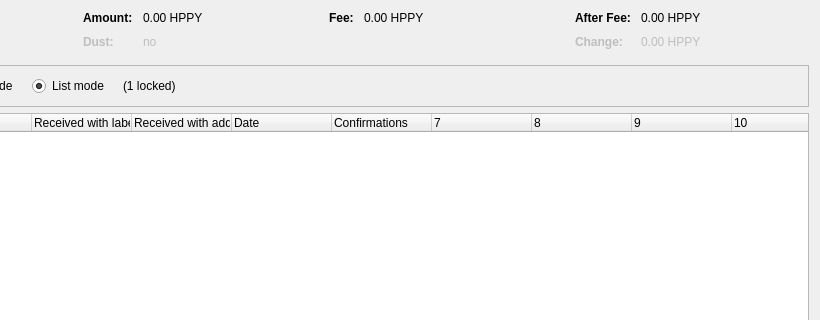
Above: src/qt/forms/coincontroldialog.ui from TriangleEarth/TES before the change; both pictures show x 180 to 1000 and y 0 to 320 of the 1000 by 500 pixel window. Below: the same form after it.
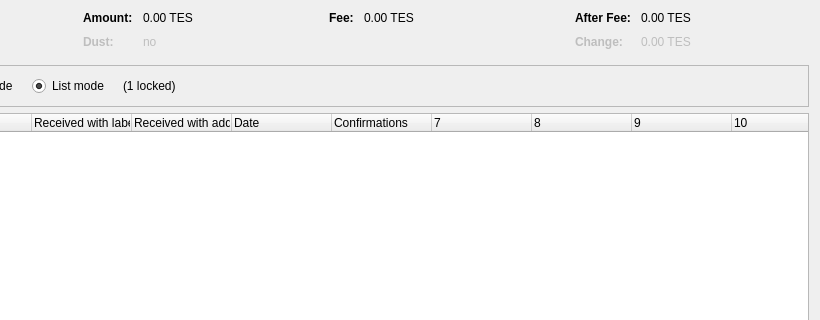
That is the form after the change. Custom widgets are drawn as their Qt base class.

The edit to the form file:
```diff
--- a/src/qt/forms/coincontroldialog.ui
+++ b/src/qt/forms/coincontroldialog.ui
@@ -132,7 +132,7 @@
           <enum>Qt::ActionsContextMenu</enum>
          </property>
          <property name="text">
-          <string notr="true">0.00 HPPY</string>
+          <string notr="true">0.00 TES</string>
          </property>
          <property name="textInteractionFlags">
           <set>Qt::LinksAccessibleByMouse|Qt::TextSelectableByKeyboard|Qt::TextSelectableByMouse</set>
@@ -212,7 +212,7 @@
           <enum>Qt::ActionsContextMenu</enum>
          </property>
          <property name="text">
-          <string notr="true">0.00 HPPY</string>
+          <string notr="true">0.00 TES</string>
          </property>
          <property name="textInteractionFlags">
           <set>Qt::LinksAccessibleByMouse|Qt::TextSelectableByKeyboard|Qt::TextSelectableByMouse</set>
@@ -257,7 +257,7 @@
           <enum>Qt::ActionsContextMenu</enum>
          </property>
          <property name="text">
-          <string notr="true">0.00 HPPY</string>
+          <string notr="true">0.00 TES</string>
          </property>
          <property name="textInteractionFlags">
           <set>Qt::LinksAccessibleByMouse|Qt::TextSelectableByKeyboard|Qt::TextSelectableByMouse</set>
@@ -292,7 +292,7 @@
           <enum>Qt::ActionsContextMenu</enum>
          </property>
          <property name="text">
-          <string notr="true">0.00 HPPY</string>
+          <string notr="true">0.00 TES</string>
          </property>
          <property name="textInteractionFlags">
           <set>Qt::LinksAccessibleByMouse|Qt::TextSelectableByKeyboard|Qt::TextSelectableByMouse</set>
```
